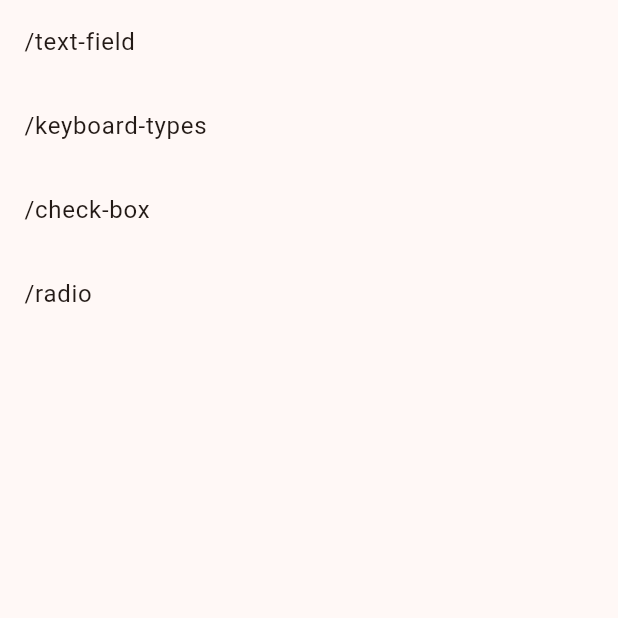
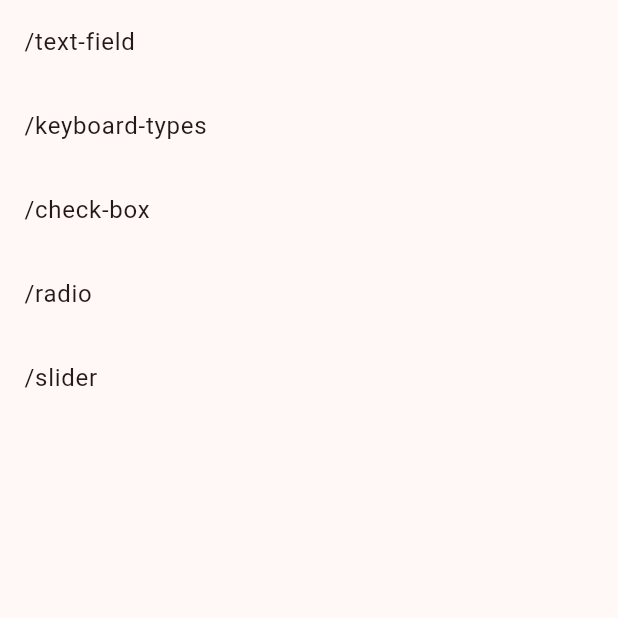
Before and after one commit to teorcl/inputs, a Flutter app: the screen it shows after launch, on a phone screen of 412 x 824 dp, the top half of it. Run offline on Flutter 3.47's test engine with Material 3 defaults, Android fonts, the phone set to English and light mode, and no system bars.

```diff
--- a/lib/routes/app_routes.dart
+++ b/lib/routes/app_routes.dart
@@ -4,6 +4,7 @@ import 'package:inputs/routes/routes.dart';
 import '../pages/check_box_page.dart';
 import '../pages/keyboard_types_page.dart';
 import '../pages/radio_page.dart';
+import '../pages/slider_page.dart';
 import '../pages/text_field_page.dart';
 
 Map<String, Widget Function(BuildContext)> get appRoutes {
@@ -12,5 +13,6 @@ Map<String, Widget Function(BuildContext)> get appRoutes {
     Routes.keyboardTypes: (_) => const KeyboardTypesPage(),
     Routes.checkBox: (_) => const CheckBoxPage(),
     Routes.radio: (_) => const RadioPage(),
+    Routes.slider: (_) => const SliderPage(),
   };
 }
--- a/lib/routes/routes.dart
+++ b/lib/routes/routes.dart
@@ -5,4 +5,5 @@ class Routes {
   static const String keyboardTypes = '/keyboard-types';
   static const String checkBox = '/check-box';
   static const String radio = '/radio';
+  static const String slider = '/slider';
 }
--- a/lib/utils/app_theme.dart
+++ b/lib/utils/app_theme.dart
@@ -43,5 +43,18 @@ ThemeData getThemeData(BuildContext context) {
       // overlayColor: WidgetStateProperty.all(Colors.blueGrey.withValues()),
       // materialTapTargetSize: MaterialTapTargetSize.shrinkWrap,
     ),
+    sliderTheme: SliderThemeData(
+      activeTrackColor: Colors.pinkAccent,
+      thumbColor: Colors.pink,
+      //overlayColor: Colors.pink.withValues(alpha: 32),
+      overlayColor: Colors.pink.withAlpha(32),
+      valueIndicatorColor: Colors.pink,
+      inactiveTrackColor: Colors.pinkAccent.withAlpha(28),
+      trackHeight: 12,
+      inactiveTickMarkColor: Colors.white54,
+      thumbShape: const RoundSliderThumbShape(
+        enabledThumbRadius: 16,
+      ),
+    ),
   );
 }
```
Also changed, not shown: lib/pages/slider_page.dart (added, +107 -0 lines).
